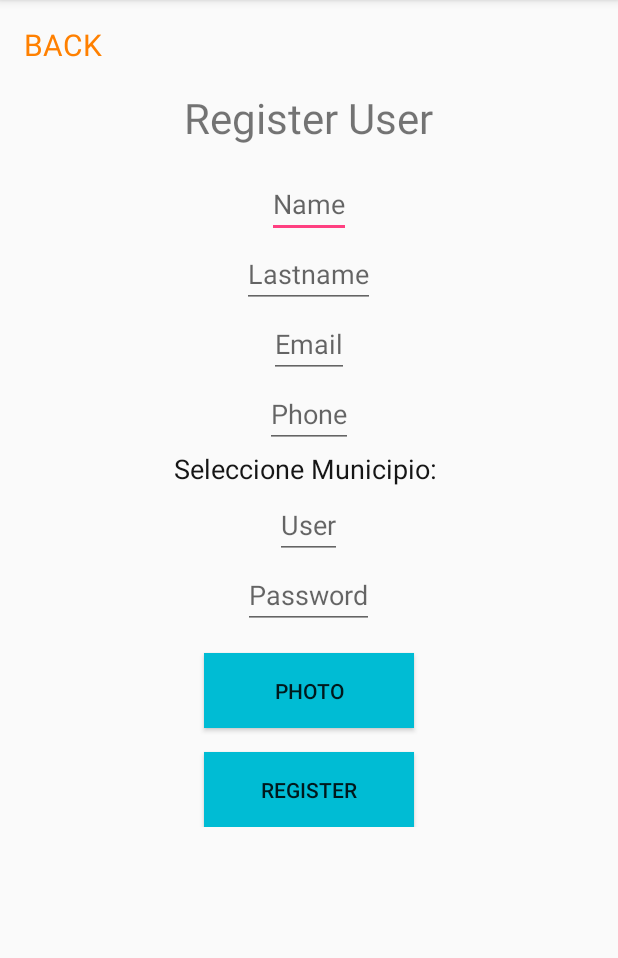
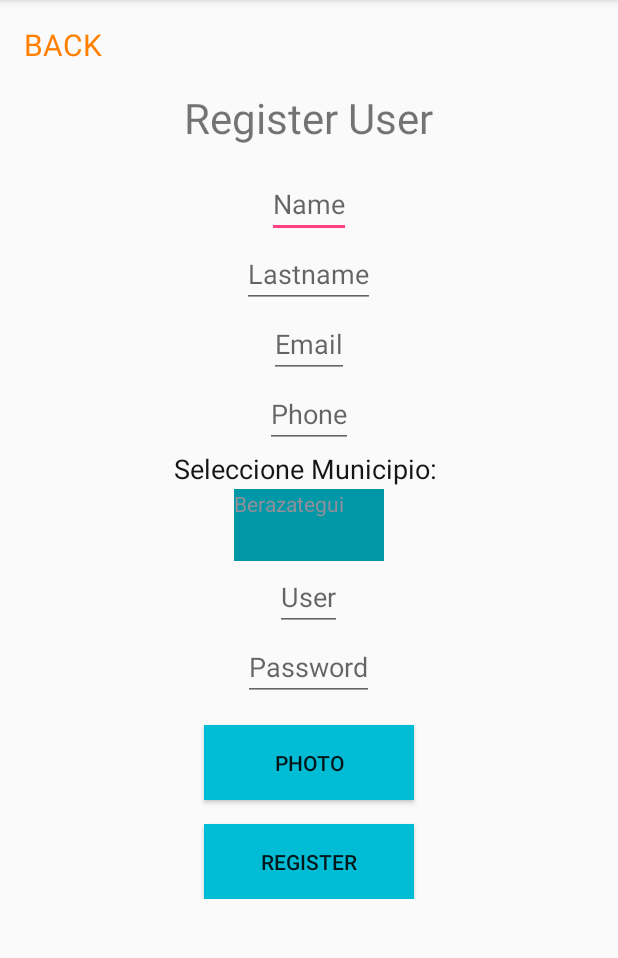
Before and after one commit to bnv86/reclamosBarriales, an Android app: the RegistroActivity screen opened directly, with no data from a screen before it, after a tap on "REGISTER", on a phone screen of 412 x 824 dp, the part 84-1042 px from its top. Run offline under Robolectric (Android 15) with nearby library versions, the phone set to English and light mode, and no system bars; our stand-ins replace Volley; network calls fail.

Commit message:
filtro por municipalidad segun rol municipio :) se quitan los textview de latitud y longitud porque ya no hacen falta

```diff
--- a/app/src/main/java/com/example/bruno/debarrio/LoginActivity.java
+++ b/app/src/main/java/com/example/bruno/debarrio/LoginActivity.java
@@ -112,6 +112,7 @@ public class LoginActivity extends AppCompatActivity { //implements LoaderCallba
                                 String id = jsonResponse.getString("id");
                                 String nombre = jsonResponse.getString("nombre");
                                 String username = jsonResponse.getString("username");
+                                String id_municipio = jsonResponse.getString("id_municipio");
                                 String password = jsonResponse.getString("password");
                                 //int age = Integer.parseInt("age");
                                 Intent intent = new Intent(getApplicationContext(), MainTabbedActivity.class); //LoginActivity.this
@@ -124,6 +125,7 @@ public class LoginActivity extends AppCompatActivity { //implements LoaderCallba
                                 SharedPreferences.Editor editor = sharedpreferences.edit();
                                 editor.putString("id_usuario", id); //GUARDA EL ID PARA USARLO EN LA RESPUESTA DEL RECLAMO
                                 editor.putString("username", username); //GUARDA EL PASSWORD, VER PORQUÉ PASA ESTO
+                                editor.putString("id_municipio", id_municipio);
                                 //editor.putString("password", password);
                                 editor.commit();
                                 Toast.makeText(getApplicationContext(), "BIENVENIDO " + nombre + " !", Toast.LENGTH_LONG).show(); //LoginActivity.this
--- a/app/src/main/java/com/example/bruno/debarrio/RegistroActivity.java
+++ b/app/src/main/java/com/example/bruno/debarrio/RegistroActivity.java
@@ -4,10 +4,9 @@ import android.content.Context;
 import android.content.Intent;
 import android.content.SharedPreferences;
 import android.os.AsyncTask;
-import android.preference.PreferenceManager;
+import android.os.Bundle;
 import android.support.v7.app.AlertDialog;
 import android.support.v7.app.AppCompatActivity;
-import android.os.Bundle;
 import android.view.View;
 import android.widget.AdapterView;
 import android.widget.ArrayAdapter;
@@ -17,43 +16,25 @@ import android.widget.Spinner;
 import android.widget.TextView;
 import android.widget.Toast;
 
-import com.android.volley.Request;
 import com.android.volley.RequestQueue;
 import com.android.volley.Response;
-import com.android.volley.toolbox.StringRequest;
 import com.android.volley.toolbox.Volley;
+import com.example.bruno.debarrio.HTTP.HttpServices;
+import com.example.bruno.debarrio.PostsDB.PedidoDeRegistro;
+import com.example.bruno.debarrio.entidades.Municipio;
 
 import org.json.JSONArray;
 import org.json.JSONException;
 import org.json.JSONObject;
 
-import com.example.bruno.debarrio.HTTP.HttpServices;
-import com.example.bruno.debarrio.PostsDB.PedidoDeRegistro;
-import com.example.bruno.debarrio.entidades.Municipio;
-import com.example.bruno.debarrio.entidades.Reclamo;
-import com.example.bruno.debarrio.fragments.ListaReclamosFragment;
-import com.google.gson.Gson;
-import com.google.gson.JsonArray;
-import com.google.gson.JsonObject;
-import com.google.gson.TypeAdapter;
-import com.google.gson.reflect.TypeToken;
-
-import java.lang.reflect.Array;
-import java.lang.reflect.Type;
 import java.util.ArrayList;
-import java.util.HashMap;
-import java.util.List;
-import java.util.Map;
-
-import static android.preference.PreferenceManager.getDefaultSharedPreferences;
 
 public class RegistroActivity extends AppCompatActivity implements View.OnClickListener {
 
     TextView textviewRegresar;
-    EditText editNombre, editUsuario, editPassword, editDireccion, editTelefono, editEmail, editApellido, editMunicipio;
+    EditText editNombre, editUsuario, editPassword, editTelefono, editEmail, editApellido, editMunicipio;
     Button botonRegistrar, botonFoto;
     String REQUEST_MUNICIPIO = "https://momentary-electrode.000webhostapp.com/getMunicipio.php";
-    //ArrayList<?> listaMunis;
     ArrayList<String> listaMunis;
     ArrayList<Municipio> listaMunicipio;
     ArrayAdapter<String> comboAdapter;
@@ -79,11 +60,10 @@ public class RegistroActivity extends AppCompatActivity implements View.OnClickL
         editTelefono = findViewById(R.id.edit_telefono_registro);
         editUsuario = findViewById(R.id.edit_usuario_registro);
         editPassword = findViewById(R.id.edit_password_registro);
-        new GetHttpResponse(getApplicationContext()).execute();
-
-        //String[] munis = {"Bera","Quilmes", "Varela","La Plata"};
-        //Spinner spinnerMuni = (Spinner) findViewById(R.id.spinner_municipio);
-        //spinnerMuni.setAdapter(new ArrayAdapter<String>(getApplicationContext(), R.layout.support_simple_spinner_dropdown_item, munis));
+        //new GetHttpResponse(getApplicationContext()).execute();
+        String[] munis = {"Berazategui","Quilmes", "Florencio Varela","La Plata", "San Martin"};
+        Spinner spinnerMuni = (Spinner) findViewById(R.id.spinner_municipio);
+        spinnerMuni.setAdapter(new ArrayAdapter<String>(getApplicationContext(), R.layout.support_simple_spinner_dropdown_item, munis));
 
         /*
         SharedPreferences prefs = PreferenceManager.getDefaultSharedPreferences(getApplicationContext());
@@ -111,41 +91,64 @@ public class RegistroActivity extends AppCompatActivity implements View.OnClickL
         //Spinner spinnerMuni = (Spinner) findViewById(R.id.spinner_municipio);
         //llenarSpinner(munis);
         //spinnerMuni.setAdapter(new ArrayAdapter<String>(getApplicationContext(), R.layout.support_simple_spinner_dropdown_item, listaMunis));
-        //spinnerMuni.setAdapter(comboAdapter);
-        //spinnerMuni.setOnItemSelectedListener(new AdapterView.OnItemSelectedListener() {
-        /*
+        //spinnerMuni.setAdapter(comboAdapter);*/
+        spinnerMuni.setOnItemSelectedListener(new AdapterView.OnItemSelectedListener() {
+
             @Override
             public void onItemSelected(AdapterView<?> adapterView, View view, int pos, long id)
             {
                 String posicion = (String) adapterView.getItemAtPosition(pos);
                 //Toast.makeText(adapterView.getContext(),(String) adapterView.getItemAtPosition(pos), Toast.LENGTH_SHORT).show();
                 //llenarlistaEstados(posicion);
+                String idMuni = "";
+                if(posicion == "Berazategui"){
+                    idMuni = "1";
+                }
+                if(posicion == "Quilmes"){
+                    idMuni = "2";
+                }
+                if(posicion == "Florencio Varela"){
+                    idMuni = "3";
+                }
+                if(posicion == "La Plata"){
+                    idMuni = "4";
+                }
+                if(posicion == "San Martin"){
+                    idMuni = "5";
+                }
+                SharedPreferences prefMuniID = getApplication().getSharedPreferences("municipio", getApplication().MODE_PRIVATE);
+                SharedPreferences.Editor editor1 = prefMuniID.edit();
+                editor1.putString("id", idMuni);
+                editor1.putString("nombre", posicion);
+
+                editor1.commit();
+                //subirMuni(posicion);
             }
 
             @Override
             public void onNothingSelected(AdapterView<?> parent)
             {    }
-        });*/
+        });
 
-        SharedPreferences prefMuni = getApplicationContext().getSharedPreferences("municipio", MODE_PRIVATE); //toma la sesion actual del usuario
-        final String id_muni = prefMuni.getString("id_municipio","");
+        //SharedPreferences prefMuni = getApplicationContext().getSharedPreferences("municipio", MODE_PRIVATE); //toma la sesion actual del usuario
+        //final String id_muni = prefMuni.getString("id_municipio","");
         botonRegistrar = findViewById(R.id.boton_registrar_registro);
+        SharedPreferences prefMuni = getApplication().getSharedPreferences("municipio", MODE_PRIVATE);
+        final String id_muni = prefMuni.getString("id","");
+        final String municipalidad = prefMuni.getString("nombre","");
         //botonRegistrar.setOnClickListener(this);
         botonRegistrar.setOnClickListener(new View.OnClickListener() {
             @Override
             public void onClick(View view) {
 
-                final String id_municipio = id_muni;
+                final int id_municipio = !id_muni.equals("") ? Integer.parseInt(id_muni) : 0;;
                 final String name = editNombre.getText().toString();
                 final String username = editUsuario.getText().toString();
                 final String password = editPassword.getText().toString();
                 final String apellido = editApellido.getText().toString();
                 final String email = editEmail.getText().toString();
-                //int age = Integer.parseInt(editEdad.getText().toString());
+                final int id_rol = 2;
                 //esto soluciona el error que tira al dejar en blanco campos int al agregar
-                final EditText a = findViewById(R.id.edit_edad_registro);
-                //final String edad = a.getText().toString().trim();
-                //final int age = !edad.equals("") ? Integer.parseInt(edad) : 0;
 
                 final EditText t = findViewById(R.id.edit_telefono_registro);
                 final String telefono = t.getText().toString().trim();
@@ -159,7 +162,7 @@ public class RegistroActivity extends AppCompatActivity implements View.OnClickL
             }*/
                 if (name == null || name == "" || name.isEmpty() || username == null || username == "" || username.isEmpty()
                         || password == null || password == "" || password.isEmpty()
-                        || telefono == null || telefono == "" || telefono.isEmpty() || apellido == null || apellido == "" || apellido.isEmpty()
+                        || apellido == null || apellido == "" || apellido.isEmpty()
                         || email == null || email == "" || email.isEmpty()) {
                     Toast.makeText(getApplicationContext(), "Complete todos los campos!", Toast.LENGTH_LONG).show();
                 } else {
@@ -185,7 +188,7 @@ public class RegistroActivity extends AppCompatActivity implements View.OnClickL
                             }
                         }
                     };
-                    PedidoDeRegistro pedido = new PedidoDeRegistro(id_municipio, name, apellido, email, phone, username, password, responseListener);
+                    PedidoDeRegistro pedido = new PedidoDeRegistro(id_rol, id_municipio, name, apellido, email, phone, municipalidad, username, password, responseListener);
                     RequestQueue queue = Volley.newRequestQueue(RegistroActivity.this);
                     queue.add(pedido);
                 }
@@ -210,7 +213,7 @@ public class RegistroActivity extends AppCompatActivity implements View.OnClickL
         public Context context;
         String ResultHolder;
         //List<Subject> eventosList;
-        public GetHttpResponse(Context context) //, ArrayList<String> arrayList
+        public GetHttpResponse(Context context, String posicion) //, ArrayList<String> arrayList
         {
             this.context = context;
         }
--- a/app/src/main/res/layout-land/activity_registro.xml
+++ b/app/src/main/res/layout-land/activity_registro.xml
@@ -29,7 +29,6 @@
                 android:paddingLeft="@dimen/text_margin"
                 android:textColor="@color/colorOrange"/>
 
-
             <TextView
                 android:layout_width="wrap_content"
                 android:layout_height="wrap_content"
@@ -37,22 +36,6 @@
                 android:layout_gravity="center"
                 android:paddingTop="@dimen/text_margin"
                 android:textSize="28sp"/>
-
-            <!--
-            <EditText
-                android:layout_width="wrap_content"
-                android:layout_height="wrap_content"
-                android:layout_gravity="center"
-                android:hint="Nombre"
-                android:inputType="text"/>
-
-            <EditText
-                android:layout_width="wrap_content"
-                android:layout_height="wrap_content"
-                android:layout_gravity="center"
-                android:hint="Apellido"
-                android:inputType="text"/>
-            -->
 
             <EditText
                 android:id="@+id/edit_nombre_registro"
@@ -90,14 +73,24 @@
                 android:inputType="number"
                 android:layout_marginTop="1dp"/>
 
-            <EditText
-                android:id="@+id/edit_edad_registro"
+            <TextView
+                android:id="@+id/edit_municipio_registro"
                 android:layout_width="wrap_content"
                 android:layout_height="wrap_content"
                 android:layout_gravity="center"
-                android:hint="@string/usuario_direccion"
-                android:inputType="number"
+                android:textColor="@color/colorDark"
+                android:text="Seleccione Municipio: "
+                android:textSize="18sp"
+                android:layout_marginBottom="1dp"
                 android:layout_marginTop="1dp"/>
+
+            <Spinner
+                android:id="@+id/spinner_municipio"
+                android:textColor="@color/colorDark"
+                android:background="@color/colorBlue"
+                android:layout_gravity="center"
+                android:layout_width="wrap_content"
+                android:layout_height="wrap_content" />
 
             <EditText
                 android:id="@+id/edit_usuario_registro"
@@ -134,8 +127,7 @@
                 android:layout_width="140dp"
                 android:layout_height="50dp"
                 android:layout_marginTop="16dp"/>
-                <!-- android:layout_marginTop="@dimen/text_margin" -->
-
+            <!-- android:layout_marginTop="@dimen/text_margin" -->
         </LinearLayout>
     </ScrollView>
 
--- a/app/src/main/res/layout-land/fragment_detalle_reclamos.xml
+++ b/app/src/main/res/layout-land/fragment_detalle_reclamos.xml
@@ -93,6 +93,7 @@
                 android:layout_below="@+id/static_municipalidad"
                 android:textColor="#0021FA"/>
 
+            <!--
             <TextView
                 android:id="@+id/static_latitud"
                 android:layout_width="wrap_content"
@@ -127,6 +128,7 @@
                 android:layout_below="@+id/static_longitud"
                 android:text="Longitud"
                 android:textColor="#0021FA"/>
+                -->
 
             <Button
                 android:id="@+id/boton_ubicacion_reclamo"
--- a/app/src/main/res/layout/activity_registro.xml
+++ b/app/src/main/res/layout/activity_registro.xml
@@ -74,7 +74,7 @@
                 android:layout_marginTop="1dp"/>
 
             <TextView
-                android:id="@+id/edit_direccion_registro"
+                android:id="@+id/edit_municipio_registro"
                 android:layout_width="wrap_content"
                 android:layout_height="wrap_content"
                 android:layout_gravity="center"
--- a/app/src/main/res/layout/fragment_detalle_reclamos.xml
+++ b/app/src/main/res/layout/fragment_detalle_reclamos.xml
@@ -120,6 +120,7 @@
                     android:layout_below="@+id/static_municipalidad"
                     android:textColor="#0021FA"/>
 
+            <!--
                 <TextView
                     android:id="@+id/static_latitud"
                     android:layout_width="wrap_content"
@@ -154,6 +155,7 @@
                     android:layout_below="@+id/static_longitud"
                     android:text="Longitud"
                     android:textColor="#0021FA"/>
+                    -->
 
                 <Button
                     android:id="@+id/boton_ubicacion_reclamo"
```
Also changed, not shown: app/src/main/java/com/example/bruno/debarrio/PostsDB/PedidoDeRegistro.java (+5 -3 lines), app/src/main/java/com/example/bruno/debarrio/fragments/DetalleReclamoFragment.java (+6 -6 lines), app/src/main/java/com/example/bruno/debarrio/fragments/ListaReclamosFragment.java (+9 -4 lines).
